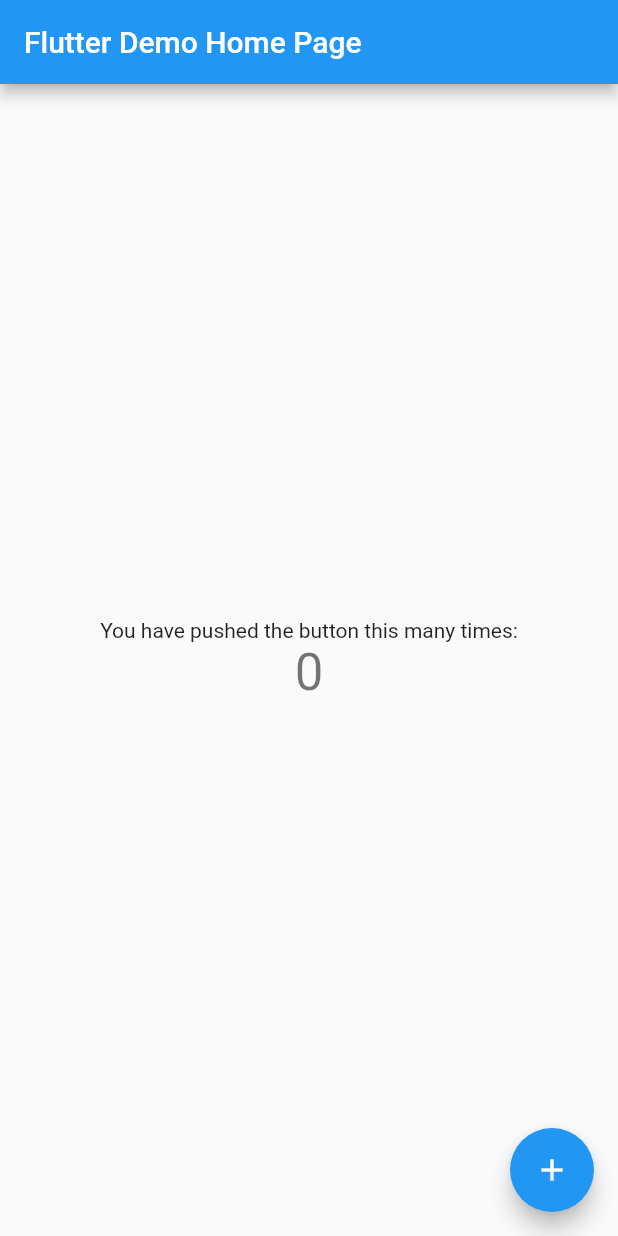
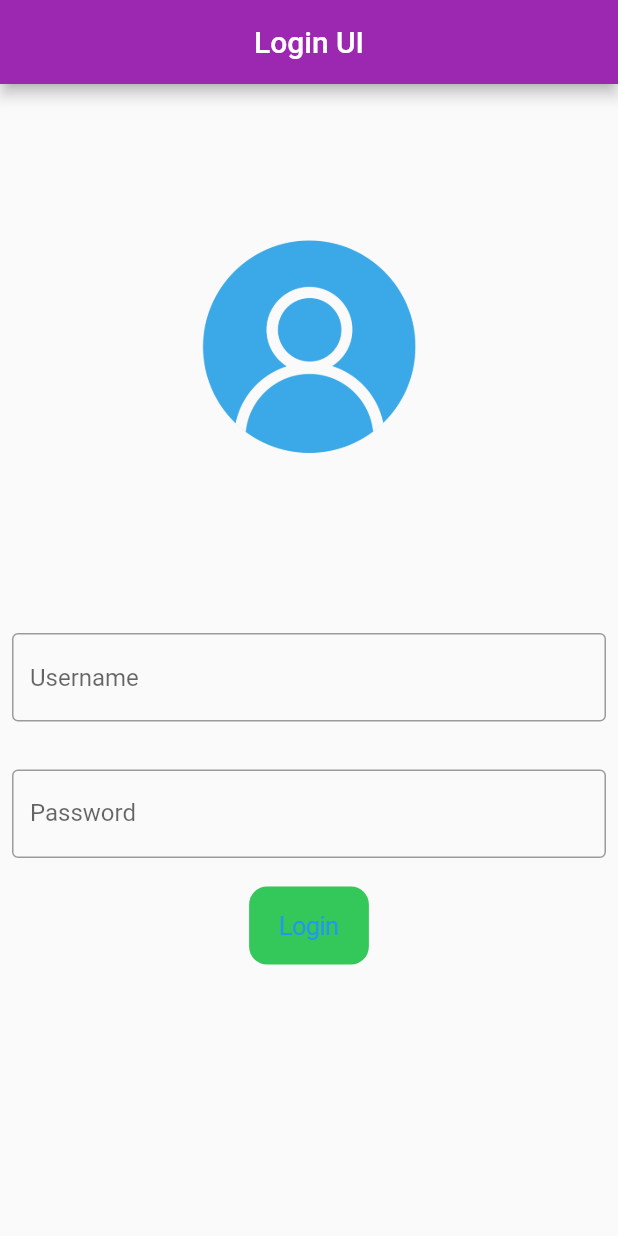
Before and after one commit to ivantrj/flutter_login_screen_youtube, a Flutter app: the screen it shows after launch, on a phone screen of 412 x 824 dp. Run offline on Flutter 3.47's test engine with Material 2 defaults, Android fonts, the light colour scheme and no system bars.

Commit message:
add project

```diff
--- /dev/null
+++ b/lib/login_page.dart
@@ -0,0 +1,57 @@
+// ignore_for_file: prefer_const_constructors
+
+import 'package:flutter/material.dart';
+import 'package:flutter/cupertino.dart';
+
+class LoginScreen extends StatelessWidget {
+  const LoginScreen({Key? key}) : super(key: key);
+
+  @override
+  Widget build(BuildContext context) {
+    return Scaffold(
+      appBar: AppBar(
+        title: Text("Login UI"),
+        centerTitle: true,
+        backgroundColor: Colors.purple,
+      ),
+      body: Column(
+        children: <Widget>[
+          Padding(
+            padding: EdgeInsets.symmetric(horizontal: 10, vertical: 100),
+            child: Image.asset(
+              "images/login_logo.png",
+              height: 150,
+            ),
+          ),
+          const Padding(
+            padding: EdgeInsets.symmetric(horizontal: 8, vertical: 16),
+            child: TextField(
+              decoration: InputDecoration(
+                border: OutlineInputBorder(),
+                hintText: 'Username',
+              ),
+            ),
+          ),
+          Padding(
+            padding: const EdgeInsets.symmetric(horizontal: 8, vertical: 16),
+            child: TextFormField(
+              obscureText: true,
+              decoration: const InputDecoration(
+                border: OutlineInputBorder(),
+                labelText: 'Password',
+              ),
+            ),
+          ),
+          Padding(
+            padding: EdgeInsets.all(3),
+            child: CupertinoButton(
+              onPressed: () {},
+              child: Text("Login"),
+              color: CupertinoColors.activeGreen,
+            ),
+          ),
+        ],
+      ),
+    );
+  }
+}
--- a/lib/main.dart
+++ b/lib/main.dart
@@ -1,4 +1,5 @@
 import 'package:flutter/material.dart';
+import 'package:youtube_project/login_page.dart';
 
 void main() {
   runApp(const MyApp());
@@ -11,105 +12,11 @@
   @override
   Widget build(BuildContext context) {
     return MaterialApp(
-      title: 'Flutter Demo',
+      title: 'Flutter Login UI',
       theme: ThemeData(
-        // This is the theme of your application.
-        //
-        // Try running your application with "flutter run". You'll see the
-        // application has a blue toolbar. Then, without quitting the app, try
-        // changing the primarySwatch below to Colors.green and then invoke
-        // "hot reload" (press "r" in the console where you ran "flutter run",
-        // or simply save your changes to "hot reload" in a Flutter IDE).
-        // Notice that the counter didn't reset back to zero; the application
-        // is not restarted.
         primarySwatch: Colors.blue,
       ),
-      home: const MyHomePage(title: 'Flutter Demo Home Page'),
+      home: const LoginScreen(),
     );
   }
 }
-
-class MyHomePage extends StatefulWidget {
-  const MyHomePage({Key? key, required this.title}) : super(key: key);
-
-  // This widget is the home page of your application. It is stateful, meaning
-  // that it has a State object (defined below) that contains fields that affect
-  // how it looks.
-
-  // This class is the configuration for the state. It holds the values (in this
-  // case the title) provided by the parent (in this case the App widget) and
-  // used by the build method of the State. Fields in a Widget subclass are
-  // always marked "final".
-
-  final String title;
-
-  @override
-  State<MyHomePage> createState() => _MyHomePageState();
-}
-
-class _MyHomePageState extends State<MyHomePage> {
-  int _counter = 0;
-
-  void _incrementCounter() {
-    setState(() {
-      // This call to setState tells the Flutter framework that something has
-      // changed in this State, which causes it to rerun the build method below
-      // so that the display can reflect the updated values. If we changed
-      // _counter without calling setState(), then the build method would not be
-      // called again, and so nothing would appear to happen.
-      _counter++;
-    });
-  }
-
-  @override
-  Widget build(BuildContext context) {
-    // This method is rerun every time setState is called, for instance as done
-    // by the _incrementCounter method above.
-    //
-    // The Flutter framework has been optimized to make rerunning build methods
-    // fast, so that you can just rebuild anything that needs updating rather
-    // than having to individually change instances of widgets.
-    return Scaffold(
-      appBar: AppBar(
-        // Here we take the value from the MyHomePage object that was created by
-        // the App.build method, and use it to set our appbar title.
-        title: Text(widget.title),
-      ),
-      body: Center(
-        // Center is a layout widget. It takes a single child and positions it
-        // in the middle of the parent.
-        child: Column(
-          // Column is also a layout widget. It takes a list of children and
-          // arranges them vertically. By default, it sizes itself to fit its
-          // children horizontally, and tries to be as tall as its parent.
-          //
-          // Invoke "debug painting" (press "p" in the console, choose the
-          // "Toggle Debug Paint" action from the Flutter Inspector in Android
-          // Studio, or the "Toggle Debug Paint" command in Visual Studio Code)
-          // to see the wireframe for each widget.
-          //
-          // Column has various properties to control how it sizes itself and
-          // how it positions its children. Here we use mainAxisAlignment to
-          // center the children vertically; the main axis here is the vertical
-          // axis because Columns are vertical (the cross axis would be
-          // horizontal).
-          mainAxisAlignment: MainAxisAlignment.center,
-          children: <Widget>[
-            const Text(
-              'You have pushed the button this many times:',
-            ),
-            Text(
-              '$_counter',
-              style: Theme.of(context).textTheme.headline4,
-            ),
-          ],
-        ),
-      ),
-      floatingActionButton: FloatingActionButton(
-        onPressed: _incrementCounter,
-        tooltip: 'Increment',
-        child: const Icon(Icons.add),
-      ), // This trailing comma makes auto-formatting nicer for build methods.
-    );
-  }
-}
--- a/pubspec.yaml
+++ b/pubspec.yaml
@@ -58,8 +58,8 @@
   uses-material-design: true
 
   # To add assets to your application, add an assets section, like this:
-  # assets:
-  #   - images/a_dot_burr.jpeg
+  assets:
+    - images/login_logo.png
   #   - images/a_dot_ham.jpeg
 
   # An image asset can refer to one or more resolution-specific "variants", see
```
Also changed, not shown: images/login_logo.png (added).
